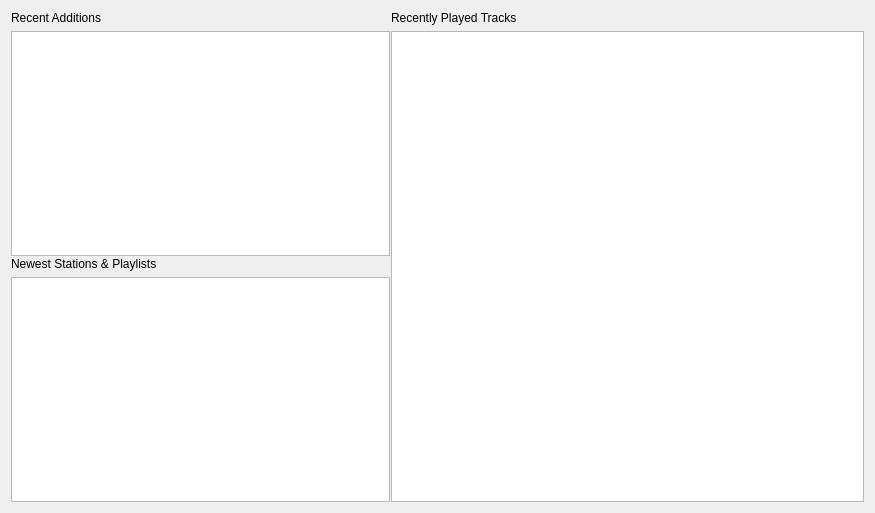
First picture: the form in src/libtomahawk/widgets/WelcomeWidget.ui, repository tomahawk-player/tomahawk, before the edit.
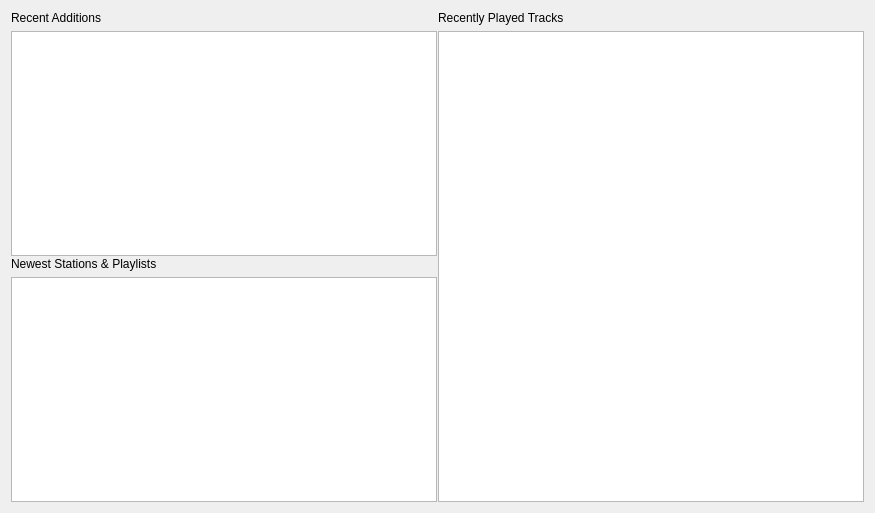
Second picture: the form after the edit. Custom widgets are drawn as their Qt base class.

Commit message: fix minimum column widths for dynamic DPIs

What changed in the file:
```diff
--- a/src/libtomahawk/widgets/WelcomeWidget.ui
+++ b/src/libtomahawk/widgets/WelcomeWidget.ui
@@ -72,14 +72,7 @@
         </widget>
        </item>
        <item>
-        <widget class="PlaylistView" name="tracksView">
-         <property name="minimumSize">
-          <size>
-           <width>320</width>
-           <height>0</height>
-          </size>
-         </property>
-        </widget>
+        <widget class="PlaylistView" name="tracksView"/>
        </item>
       </layout>
      </widget>
```
The commit also changes 3 other files.
